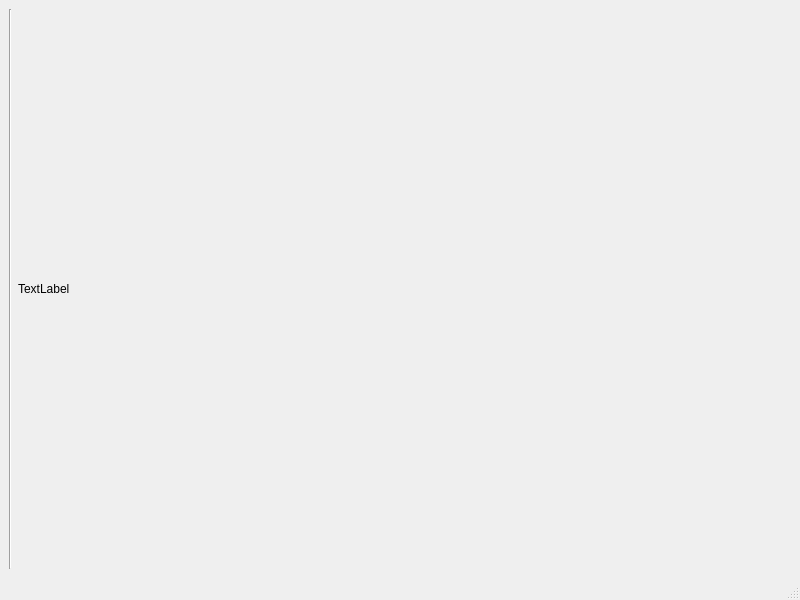
This is Src/Interface/ball_balancing.ui in RyanMorris95/BallBalancing as Qt 5 draws it before an edit. The edited form follows.
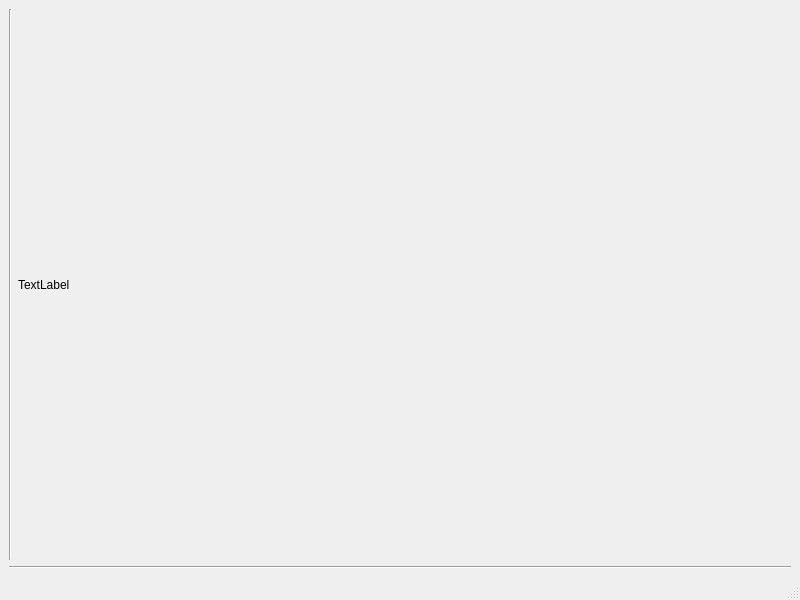
This is the edited form.

What changed in the file:
```diff
--- a/Src/Interface/ball_balancing.ui
+++ b/Src/Interface/ball_balancing.ui
@@ -50,6 +50,13 @@
         </item>
        </layout>
       </item>
+      <item>
+       <widget class="Line" name="line_2">
+        <property name="orientation">
+         <enum>Qt::Horizontal</enum>
+        </property>
+       </widget>
+      </item>
       <item>
        <layout class="QHBoxLayout" name="taskGraphLayout"/>
       </item>
```
